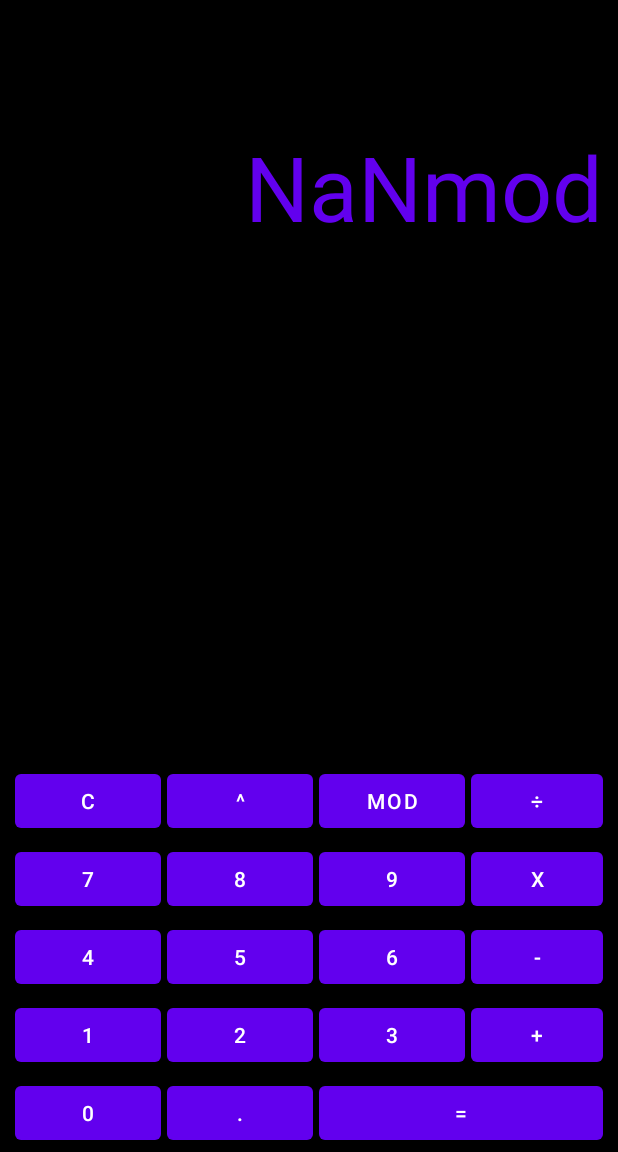
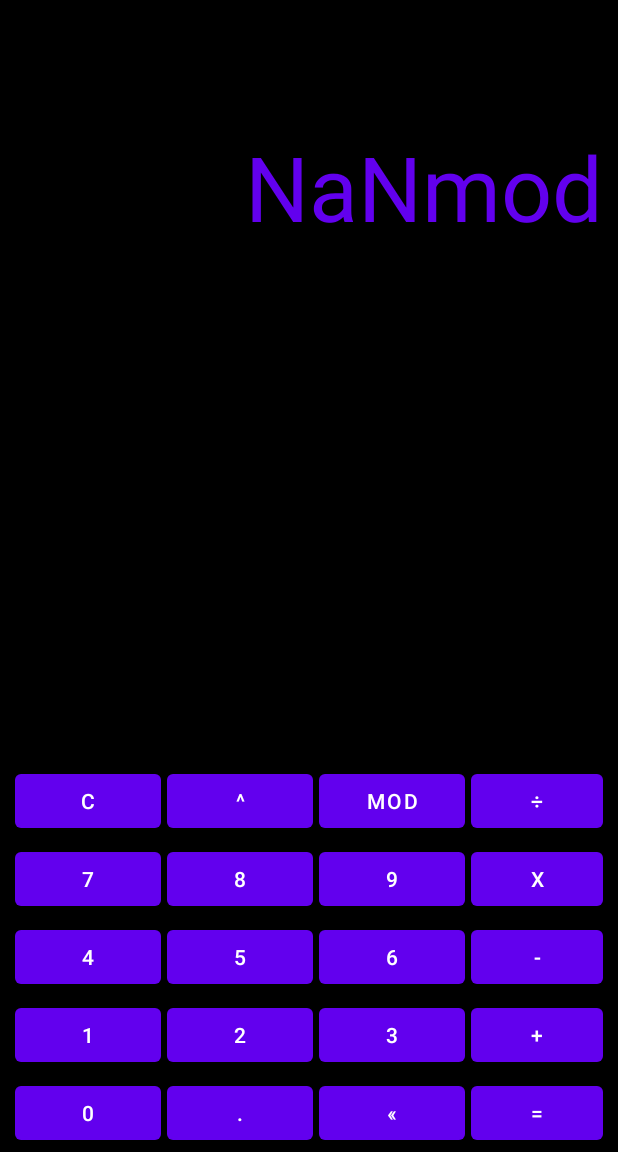
Before and after one commit to chrimson/CalCrypt, an Android app: the screen it shows after launch (MainActivity), after a tap on "MOD", on a phone screen of 412 x 824 dp, the part 84-1236 px from its top. Run offline under Robolectric (Android 15) with nearby library versions, the phone set to English and light mode, and no system bars; 2 other taps on this screen came first.

```diff
--- a/app/src/main/java/net/chrimson/calcrypt/MainActivity.java
+++ b/app/src/main/java/net/chrimson/calcrypt/MainActivity.java
@@ -4,7 +4,6 @@ import android.os.Bundle;
 import android.widget.Button;
 import android.widget.TextView;
 import androidx.appcompat.app.AppCompatActivity;
-import java.text.DecimalFormat;
 
 public class MainActivity extends AppCompatActivity {
     private enum Op {
@@ -15,14 +14,12 @@ public class MainActivity extends AppCompatActivity {
     private double firstValue = Double.NaN;
     private double secondValue;
     private TextView inputDisplay, outputDisplay;
-    private DecimalFormat decimalFormat;
 
     @Override
     protected void onCreate(Bundle savedInstanceState) {
         super.onCreate(savedInstanceState);
         setContentView(R.layout.activity_main);
 
-        decimalFormat = new DecimalFormat("#.##########");
         inputDisplay = findViewById(R.id.input);
         outputDisplay = findViewById(R.id.output);
 
@@ -43,6 +40,7 @@ public class MainActivity extends AppCompatActivity {
         Button buttonDot = findViewById(R.id.btnPoint);
         Button buttonMultiply = findViewById(R.id.multiply);
         Button buttonClear = findViewById(R.id.clear);
+        Button buttonBack = findViewById(R.id.back);
         Button buttonPower = findViewById(R.id.power);
         Button buttonEqual = findViewById(R.id.equal);
         Button buttonModulo = findViewById(R.id.modulo);
@@ -61,28 +59,28 @@ public class MainActivity extends AppCompatActivity {
         buttonAdd.setOnClickListener(view -> {
             allCalculations();
             op = Op.ADD;
-            outputDisplay.setText(String.format("%s+", decimalFormat.format(firstValue)));
+            outputDisplay.setText(String.format("%s+", firstValue));
             inputDisplay.setText(null);
         });
 
         buttonSub.setOnClickListener(view -> {
             allCalculations();
             op = Op.SUB;
-            outputDisplay.setText(String.format("%s-", decimalFormat.format(firstValue)));
+            outputDisplay.setText(String.format("%s-", firstValue));
             inputDisplay.setText(null);
         });
 
         buttonMultiply.setOnClickListener(view -> {
             allCalculations();
             op = Op.MUL;
-            outputDisplay.setText(String.format("%sx", decimalFormat.format(firstValue)));
+            outputDisplay.setText(String.format("%sx", firstValue));
             inputDisplay.setText(null);
         });
 
         buttonDivide.setOnClickListener(view -> {
             allCalculations();
             op = Op.DIV;
-            outputDisplay.setText(String.format("%s÷", decimalFormat.format(firstValue)));
+            outputDisplay.setText(String.format("%s÷", firstValue));
             inputDisplay.setText(null);
         });
 
@@ -90,34 +88,36 @@ public class MainActivity extends AppCompatActivity {
             allCalculations();
             op = Op.MOD;
             //noinspection SpellCheckingInspection
-            outputDisplay.setText(String.format("%smod", decimalFormat.format(firstValue)));
+            outputDisplay.setText(String.format("%smod", firstValue));
             inputDisplay.setText(null);
         });
 
         buttonPower.setOnClickListener(view -> {
             allCalculations();
             op = Op.POW;
-            outputDisplay.setText(String.format("%s^", decimalFormat.format(firstValue)));
+            outputDisplay.setText(String.format("%s^", firstValue));
             inputDisplay.setText(null);
         });
 
         buttonDot.setOnClickListener(view -> inputDisplay.setText(String.format("%s.", inputDisplay.getText())));
 
         buttonClear.setOnClickListener(view -> {
+            firstValue = Double.NaN;
+            secondValue = Double.NaN;
+            inputDisplay.setText("");
+            outputDisplay.setText("");
+        });
+
+        buttonBack.setOnClickListener(view -> {
             if (inputDisplay.getText().length() > 0) {
                 CharSequence currentText = inputDisplay.getText();
                 inputDisplay.setText(currentText.subSequence(0, currentText.length() - 1));
-            } else {
-                firstValue = Double.NaN;
-                secondValue = Double.NaN;
-                inputDisplay.setText("");
-                outputDisplay.setText("");
             }
         });
 
         buttonEqual.setOnClickListener(view -> {
             allCalculations();
-            outputDisplay.setText(decimalFormat.format(firstValue));
+            outputDisplay.setText(String.valueOf(firstValue));
             firstValue = Double.NaN;
             op = Op.NON;
         });
--- a/app/src/main/res/layout/buttons_layout.xml
+++ b/app/src/main/res/layout/buttons_layout.xml
@@ -161,14 +161,19 @@
             android:text="."/>
 
         <Button
+            android:id="@+id/back"
+            android:layout_width="wrap_content"
+            android:text="«"
+            android:layout_row="4"
+            android:layout_column="2"
+            android:layout_margin="2dp"
+            android:layout_columnWeight="1"/>
+
+        <Button
             android:id="@+id/equal"
             android:layout_width="wrap_content"
             android:text="="
-            android:layout_row="4"
-            android:layout_column="2"
-            android:layout_columnSpan="2"
-            android:layout_margin="2dp"
-            android:layout_columnWeight="1"/>
+            android:layout_margin="2dp"/>
 
     </GridLayout>
 </RelativeLayout>
```
